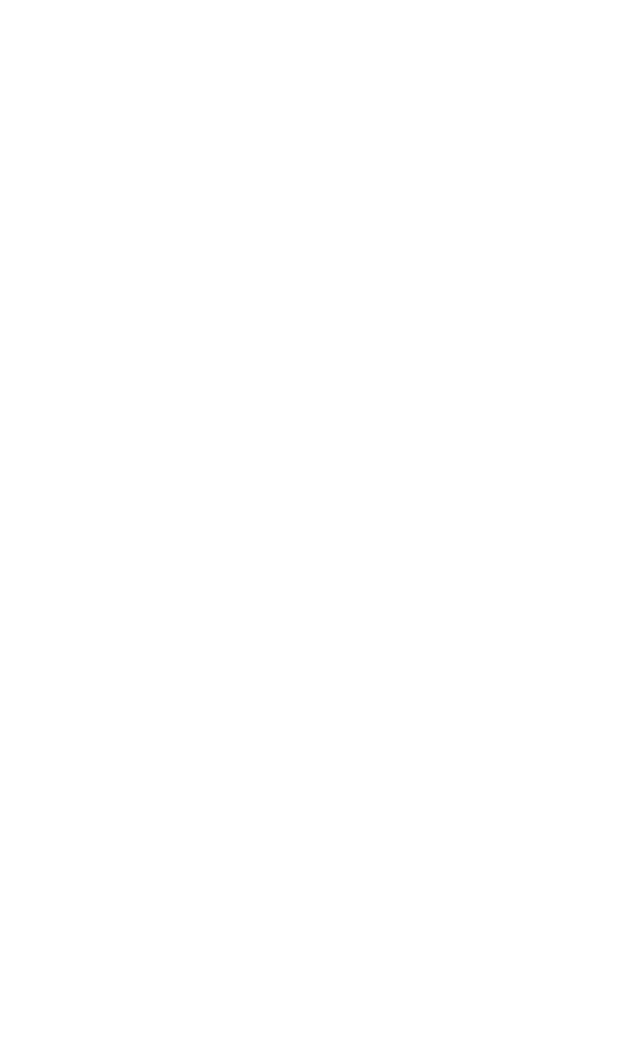
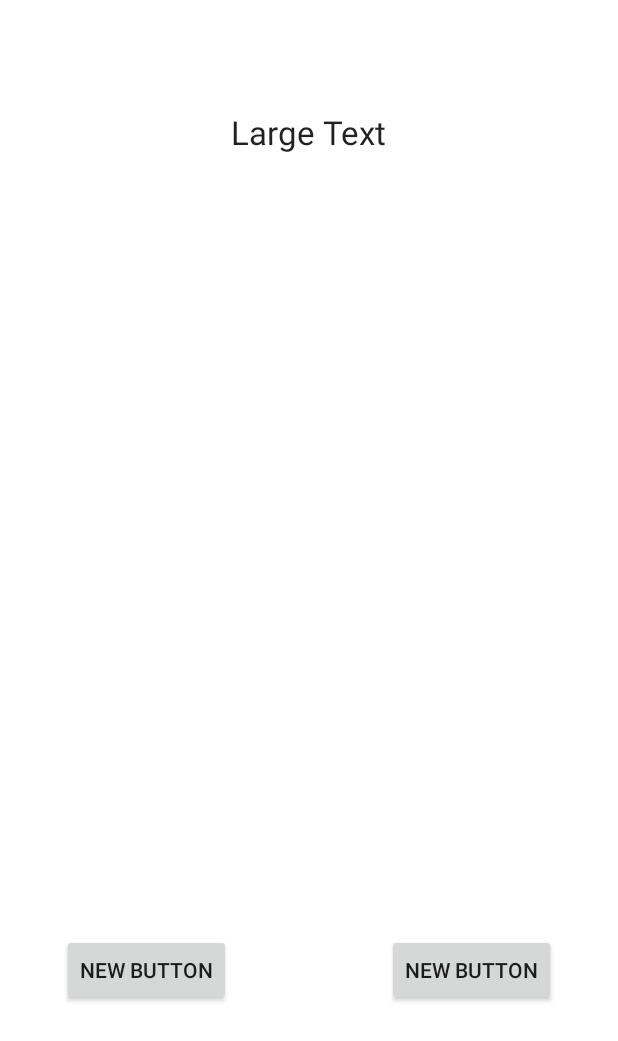
Before and after one commit to mmoookkkk/ICANTEEN, an Android app: the screen it shows after launch (MainActivity), on a phone screen of 412 x 824 dp. Before the commit the part shown is empty. Shown: the top 1041 px of the screen. Run offline under Robolectric (Android 15) with nearby library versions, the phone set to English and light mode, and no system bars.

Commit message:
hey sed laewwww

```diff
--- a/app/src/main/res/layout/activity_main.xml
+++ b/app/src/main/res/layout/activity_main.xml
@@ -7,4 +7,32 @@
     tools:context=".MainActivity"
     android:background="#ffffff">
 
+    <Button
+        android:layout_width="wrap_content"
+        android:layout_height="wrap_content"
+        android:text="New Button"
+        android:id="@+id/button"
+        android:layout_marginBottom="153dp"
+        android:layout_alignParentBottom="true"
+        android:layout_toRightOf="@+id/textView"
+        android:layout_toEndOf="@+id/textView" />
+
+    <Button
+        android:layout_width="wrap_content"
+        android:layout_height="wrap_content"
+        android:text="New Button"
+        android:id="@+id/button2"
+        android:layout_alignTop="@+id/button"
+        android:layout_toLeftOf="@+id/textView"
+        android:layout_toStartOf="@+id/textView" />
+
+    <TextView
+        android:layout_width="wrap_content"
+        android:layout_height="wrap_content"
+        android:textAppearance="?android:attr/textAppearanceLarge"
+        android:text="Large Text"
+        android:id="@+id/textView"
+        android:layout_alignParentTop="true"
+        android:layout_centerHorizontal="true"
+        android:layout_marginTop="73dp" />
 </RelativeLayout>
```
